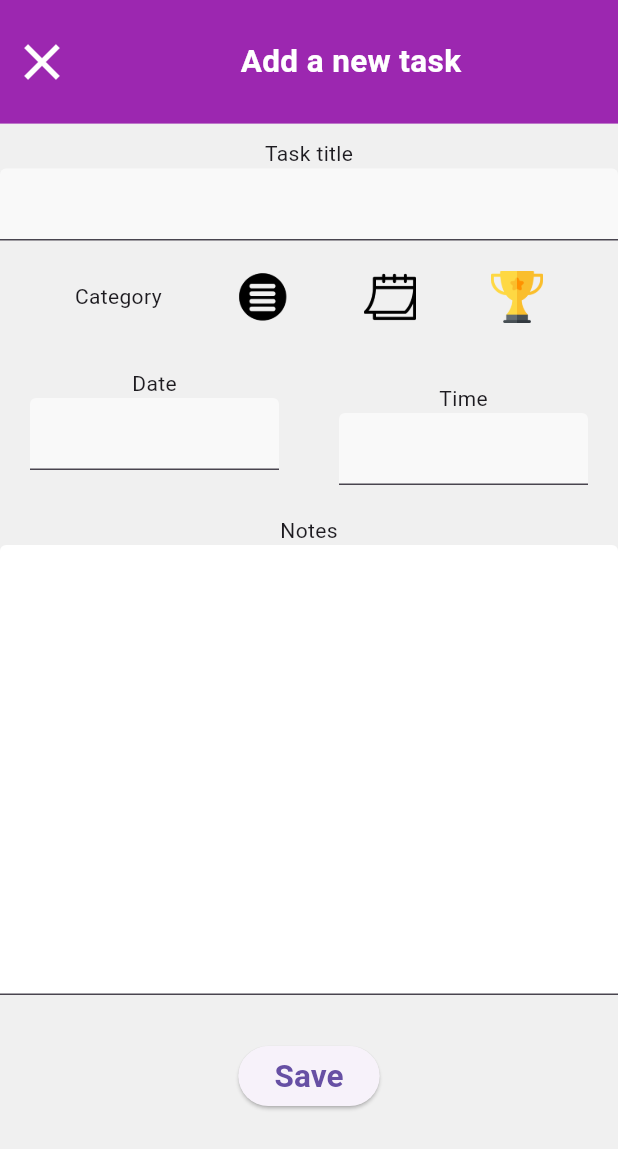
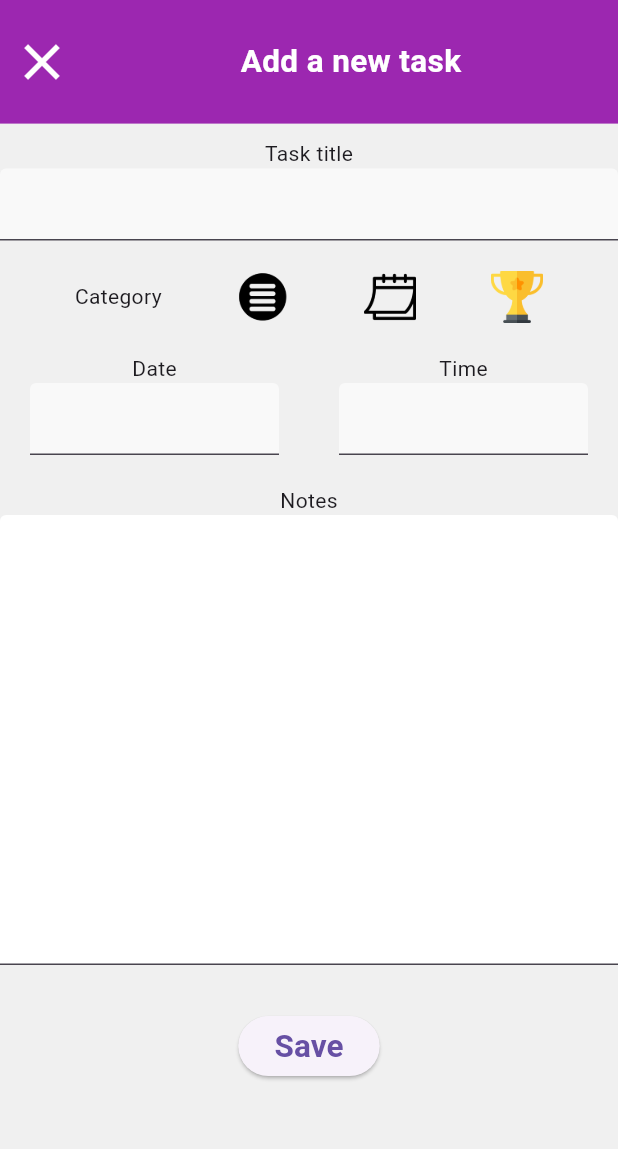
Before and after one commit to farukyucel5/MyToDoListWithFlutter, a Flutter app: the AddNewTaskScreen screen opened directly, on a phone screen of 412 x 824 dp. Shown: the top 1149 px of the screen. Run offline on Flutter 3.47's test engine with Material 3 defaults, Android fonts, the phone set to English and light mode, and no system bars; our stand-ins replace hexcolor.

Commit message:
Some small amendment has been made

```diff
--- a/lib/screens/add_new_task.dart
+++ b/lib/screens/add_new_task.dart
@@ -132,8 +132,6 @@ class AddNewTaskScreen extends StatelessWidget {
                       ),
                     ),
                     Expanded(
-                      child: Padding(
-                        padding: EdgeInsets.only(top: 20),
                         child: Column(
                           children: [
                             Text("Time"),
@@ -145,7 +143,6 @@ class AddNewTaskScreen extends StatelessWidget {
                             )
                           ],
                         ),
-                      ),
                     )
                   ],
                 ),
```
